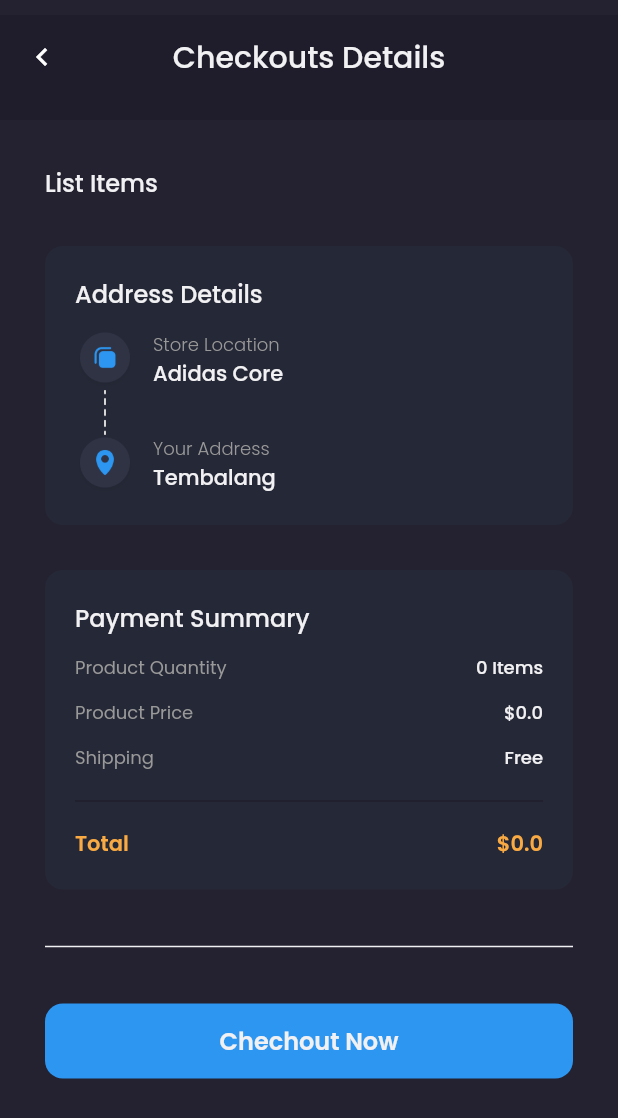
After one commit to HAM23HAM/maburo, a Flutter app: the CheckoutPage screen opened by its route, on a phone screen of 412 x 824 dp. The commit adds this screen. Shown: the top 1118 px of the screen. Run offline on Flutter 3.47's test engine with Material 2 defaults, Android fonts, the phone set to English and light mode, and no system bars; our stand-ins replace google_fonts; accounts and stored records are empty; network calls fail.

Commit message:
checkout page

```diff
--- /dev/null
+++ b/lib/models/cart_model.dart
@@ -0,0 +1,31 @@
+import 'package:maburo/models/product_model.dart';
+
+class CartModel {
+  int id;
+  ProductModel product;
+  int quantity;
+
+  CartModel({
+    this.id,
+    this.product,
+    this.quantity,
+  });
+
+  CartModel.fromJson(Map<String, dynamic> json) {
+    id = json['id'];
+    product = ProductModel.fromJson(json['product']);
+    quantity = json['quantity'];
+  }
+
+  Map<String, dynamic> toJson() {
+    return {
+      'id': id,
+      'product': product.toJson(),
+      'quantity': quantity,
+    };
+  }
+
+  double getTotalPrice() {
+    return product.price * quantity;
+  }
+}
--- a/lib/models/product_model.dart
+++ b/lib/models/product_model.dart
@@ -1,4 +1,3 @@
-import 'package:flutter/foundation.dart';
 import 'package:maburo/models/category_model.dart';
 import 'package:maburo/models/gallery_model.dart';
 
--- /dev/null
+++ b/lib/pages/checkout_page.dart
@@ -0,0 +1,288 @@
+import 'package:flutter/material.dart';
+import 'package:maburo/providers/cart_provider.dart';
+import 'package:maburo/theme.dart';
+import 'package:maburo/widgets/checkout_card.dart';
+import 'package:provider/provider.dart';
+
+class CheckoutPage extends StatelessWidget {
+  @override
+  Widget build(BuildContext context) {
+    CartProvider cartProvider = Provider.of<CartProvider>(context);
+    Widget header() {
+      return Container(
+        margin: EdgeInsets.only(top: 10),
+        child: AppBar(
+          leading: IconButton(
+            icon: Icon(Icons.chevron_left),
+            onPressed: () {
+              Navigator.pop(context);
+            },
+          ),
+          backgroundColor: backgroundColor1,
+          elevation: 0,
+          centerTitle: true,
+          title: Text(
+            'Checkouts Details',
+            style: primaryTextStyle,
+          ),
+        ),
+      );
+    }
+
+    Widget content() {
+      return ListView(
+        padding: EdgeInsets.symmetric(horizontal: defaultMargin),
+        children: [
+          //NOTE: LIST ITEMS
+          Container(
+            margin: EdgeInsets.only(top: defaultMargin),
+            child: Column(
+              crossAxisAlignment: CrossAxisAlignment.start,
+              children: [
+                Text(
+                  'List Items',
+                  style: primaryTextStyle.copyWith(
+                      fontSize: 16, fontWeight: medium),
+                ),
+                Column(
+                  children: cartProvider.carts
+                      .map(
+                        (cart) => CheckoutCard(cart),
+                      )
+                      .toList(),
+                )
+              ],
+            ),
+          ),
+
+          //NOTE : ADDRESS DETAILS
+          Container(
+            margin: EdgeInsets.only(
+              top: defaultMargin,
+            ),
+            padding: EdgeInsets.all(20),
+            decoration: BoxDecoration(
+              color: backgroundColor4,
+              borderRadius: BorderRadius.circular(12),
+            ),
+            child: Column(
+              crossAxisAlignment: CrossAxisAlignment.start,
+              children: [
+                Text(
+                  'Address Details',
+                  style: primaryTextStyle.copyWith(
+                      fontSize: 16, fontWeight: medium),
+                ),
+                SizedBox(
+                  height: 12,
+                ),
+                Row(
+                  children: [
+                    Column(
+                      children: [
+                        Image.asset(
+                          'assets/icon_store_location.png',
+                          width: 40,
+                        ),
+                        Image.asset(
+                          'assets/icon_line.png',
+                          height: 30,
+                        ),
+                        Image.asset(
+                          'assets/icon_location.png',
+                          width: 40,
+                        ),
+                      ],
+                    ),
+                    SizedBox(
+                      width: 12,
+                    ),
+                    Column(
+                      crossAxisAlignment: CrossAxisAlignment.start,
+                      children: [
+                        Text(
+                          'Store Location',
+                          style: secondaryTextStyle.copyWith(
+                            fontSize: 12,
+                            fontWeight: light,
+                          ),
+                        ),
+                        Text(
+                          'Adidas Core',
+                          style: primaryTextStyle.copyWith(fontWeight: medium),
+                        ),
+                        SizedBox(
+                          height: defaultMargin,
+                        ),
+                        Text(
+                          'Your Address',
+                          style: secondaryTextStyle.copyWith(
+                            fontSize: 12,
+                            fontWeight: light,
+                          ),
+                        ),
+                        Text(
+                          'Tembalang',
+                          style: primaryTextStyle.copyWith(fontWeight: medium),
+                        ),
+                      ],
+                    )
+                  ],
+                )
+              ],
+            ),
+          ),
+
+          //NOTE: PAYMENT SUMMARY
+          Container(
+            margin: EdgeInsets.only(
+              top: defaultMargin,
+            ),
+            padding: EdgeInsets.all(20),
+            decoration: BoxDecoration(
+              color: backgroundColor4,
+              borderRadius: BorderRadius.circular(12),
+            ),
+            child: Column(
+              crossAxisAlignment: CrossAxisAlignment.start,
+              children: [
+                Text(
+                  'Payment Summary',
+                  style: primaryTextStyle.copyWith(
+                    fontSize: 16,
+                    fontWeight: medium,
+                  ),
+                ),
+                SizedBox(
+                  height: 12,
+                ),
+                Row(
+                  mainAxisAlignment: MainAxisAlignment.spaceBetween,
+                  children: [
+                    Text(
+                      'Product Quantity',
+                      style: secondaryTextStyle.copyWith(fontSize: 12),
+                    ),
+                    Text(
+                      '${cartProvider.totalItems()} Items',
+                      style: primaryTextStyle.copyWith(
+                        fontSize: 12,
+                        fontWeight: medium,
+                      ),
+                    ),
+                  ],
+                ),
+                SizedBox(
+                  height: 12,
+                ),
+                Row(
+                  mainAxisAlignment: MainAxisAlignment.spaceBetween,
+                  children: [
+                    Text(
+                      'Product Price',
+                      style: secondaryTextStyle.copyWith(fontSize: 12),
+                    ),
+                    Text(
+                      '\$${cartProvider.totalPrice()}',
+                      style: primaryTextStyle.copyWith(
+                        fontSize: 12,
+                        fontWeight: medium,
+                      ),
+                    ),
+                  ],
+                ),
+                SizedBox(
+                  height: 12,
+                ),
+                Row(
+                  mainAxisAlignment: MainAxisAlignment.spaceBetween,
+                  children: [
+                    Text(
+                      'Shipping',
+                      style: secondaryTextStyle.copyWith(fontSize: 12),
+                    ),
+                    Text(
+                      'Free',
+                      style: primaryTextStyle.copyWith(
+                        fontSize: 12,
+                        fontWeight: medium,
+                      ),
+                    ),
+                  ],
+                ),
+                SizedBox(
+                  height: 12,
+                ),
+                Divider(
+                  thickness: 1,
+                  color: backgroundColor1,
+                ),
+                SizedBox(
+                  height: 10,
+                ),
+                Row(
+                  mainAxisAlignment: MainAxisAlignment.spaceBetween,
+                  children: [
+                    Text(
+                      'Total',
+                      style: priceTextStyle.copyWith(
+                        fontWeight: semiBold,
+                      ),
+                    ),
+                    Text(
+                      '\$${cartProvider.totalPrice()}',
+                      style: priceTextStyle.copyWith(
+                        fontWeight: semiBold,
+                      ),
+                    ),
+                  ],
+                )
+              ],
+            ),
+          ),
+
+          //NOTE: CHECKOUT BUTTON
+          SizedBox(
+            height: defaultMargin,
+          ),
+          Divider(
+            thickness: 1,
+            color: primaryTextColor,
+          ),
+          Container(
+            height: 50,
+            width: double.infinity,
+            margin: EdgeInsets.symmetric(
+              vertical: defaultMargin,
+            ),
+            child: TextButton(
+              onPressed: () {},
+              style: TextButton.styleFrom(
+                backgroundColor: primaryColor,
+                shape: RoundedRectangleBorder(
+                  borderRadius: BorderRadius.circular(12),
+                ),
+              ),
+              child: Text(
+                'Chechout Now',
+                style: primaryTextStyle.copyWith(
+                  fontSize: 16,
+                  fontWeight: semiBold,
+                ),
+              ),
+            ),
+          ),
+        ],
+      );
+    }
+
+    return Scaffold(
+      backgroundColor: backgroundColor3,
+      appBar: PreferredSize(
+        preferredSize: const Size.fromHeight(80),
+        child: header(),
+      ),
+      body: content(),
+    );
+  }
+}
--- a/lib/pages/sign_up_page.dart
+++ b/lib/pages/sign_up_page.dart
@@ -1,6 +1,4 @@
 // ignore_for_file: use_key_in_widget_constructors, prefer_const_constructors
-
-import 'dart:ffi';
 
 import 'package:flutter/material.dart';
 import 'package:maburo/providers/auth_provider.dart';
--- a/lib/pages/splash_page.dart
+++ b/lib/pages/splash_page.dart
@@ -1,6 +1,4 @@
 // ignore_for_file: use_key_in_widget_constructors, prefer_const_constructors
-
-import 'dart:async';
 
 import 'package:flutter/material.dart';
 import 'package:maburo/providers/product_provider.dart';
--- /dev/null
+++ b/lib/providers/cart_provider.dart
@@ -0,0 +1,75 @@
+import 'package:flutter/foundation.dart';
+import 'package:flutter/material.dart';
+import 'package:maburo/models/cart_model.dart';
+import 'package:maburo/models/product_model.dart';
+
+class CartProvider with ChangeNotifier {
+  List<CartModel> _carts = [];
+
+  List<CartModel> get carts => _carts;
+
+  set carts(List<CartModel> carts) {
+    _carts = carts;
+    notifyListeners();
+  }
+
+  addCart(ProductModel product) {
+    if (productExist(product)) {
+      int index =
+          _carts.indexWhere((element) => element.product.id == product.id);
+      _carts[index].quantity++;
+    } else {
+      _carts.add(
+        CartModel(
+          id: _carts.length,
+          product: product,
+          quantity: 1,
+        ),
+      );
+    }
+    notifyListeners();
+  }
+
+  removeCart(int id) {
+    _carts.removeAt(id);
+    notifyListeners();
+  }
+
+  addQuantity(int id) {
+    _carts[id].quantity++;
+    notifyListeners();
+  }
+
+  reduceQuantity(int id) {
+    _carts[id].quantity--;
+    if (_carts[id].quantity == 0) {
+      _carts.removeAt(id);
+    }
+    notifyListeners();
+  }
+
+  totalItems() {
+    int total = 0;
+    for (var item in _carts) {
+      total += item.quantity;
+    }
+    return total;
+  }
+
+  totalPrice() {
+    double total = 0;
+    for (var item in _carts) {
+      total += (item.quantity * item.product.price);
+    }
+    return total;
+  }
+
+  productExist(ProductModel product) {
+    if (_carts.indexWhere((element) => element.product.id == product.id) ==
+        -1) {
+      return false;
+    } else {
+      return true;
+    }
+  }
+}
```
Also changed, not shown: lib/main.dart (+9 -2 lines), lib/pages/cart_page.dart (+15 -5 lines), lib/pages/product_page.dart (+87 -1 lines), lib/widgets/cart_card.dart (+30 -7 lines), lib/widgets/checkout_card.dart (added, +70 -0 lines), assets/icon_line.png (added), assets/icon_location.png (added), assets/icon_store_location.png (added), assets/icon_success.png (added).
